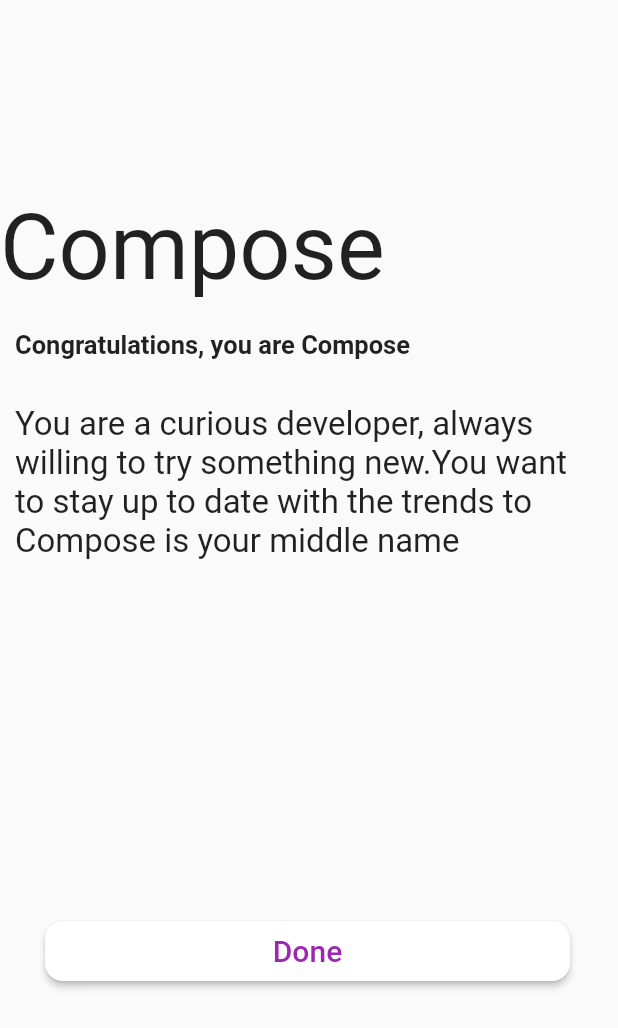
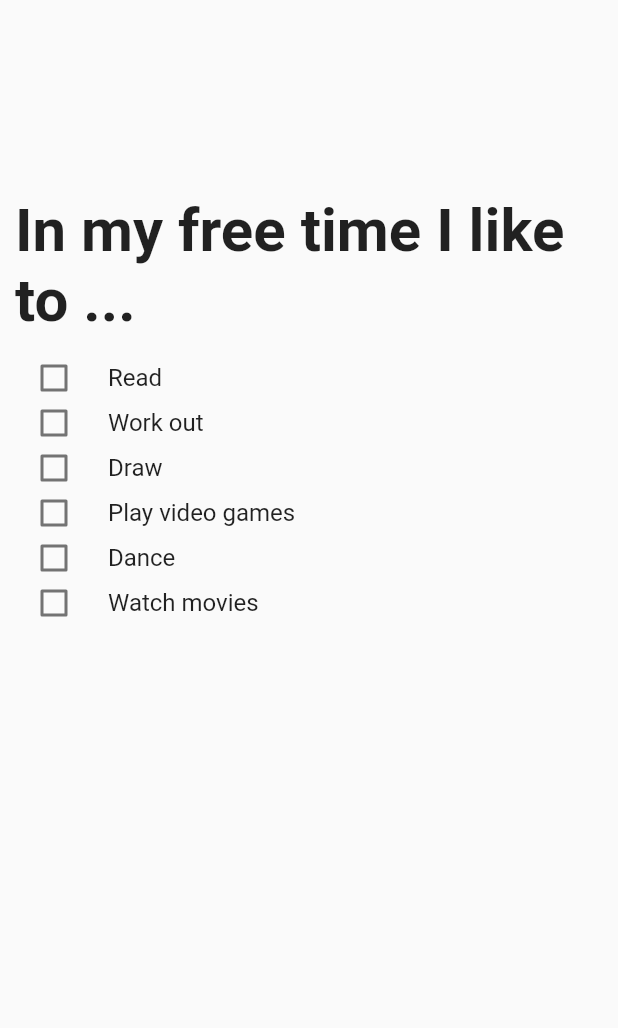
Before and after one commit to ParkJunSoung/flutter_jetsurvey, a Flutter app: the screen it shows after launch, on a phone screen of 412 x 824 dp. Shown: the top 1028 px of the screen. Run offline on Flutter 3.47's test engine with Material 2 defaults, Android fonts, the phone set to English and light mode, and no system bars.

Commit message:
앱바 미구현

```diff
--- a/lib/main.dart
+++ b/lib/main.dart
@@ -1,6 +1,7 @@
 import 'package:flutter/material.dart';
-import 'package:flutter_jetsurvey/ui/compose_page.dart';
-import 'package:flutter_jetsurvey/ui/home.dart';
+import 'package:flutter_jetsurvey/provider/provider.dart';
+import 'package:flutter_jetsurvey/ui/question_main.dart';
+import 'package:provider/provider.dart';
 
 void main() {
   runApp(MyApp());
@@ -10,21 +11,17 @@ class MyApp extends StatelessWidget {
   // This widget is the root of your application.
   @override
   Widget build(BuildContext context) {
-    return MaterialApp(
-      title: 'Flutter Demo',
-      theme: ThemeData(
-        // This is the theme of your application.
-        //
-        // Try running your application with "flutter run". You'll see the
-        // application has a blue toolbar. Then, without quitting the app, try
-        // changing the primarySwatch below to Colors.green and then invoke
-        // "hot reload" (press "r" in the console where you ran "flutter run",
-        // or simply save your changes to "hot reload" in a Flutter IDE).
-        // Notice that the counter didn't reset back to zero; the application
-        // is not restarted.
-        primarySwatch: Colors.blue,
-      ),
-      home: ComeposePage(),
+    return MultiProvider(
+        providers: [
+          ChangeNotifierProvider<ListProvider>(create: (_) => ListProvider()),
+        ],
+        child: MaterialApp(
+          title: 'Flutter Demo',
+          theme: ThemeData(
+            primarySwatch: Colors.blue,
+          ),
+          home: QuestionsMain(),
+        )
     );
   }
 }
--- a/lib/ui/compose_page.dart
+++ b/lib/ui/compose_page.dart
@@ -1,8 +1,8 @@
 import 'package:flutter/material.dart';
 import 'package:flutter_jetsurvey/ui/home.dart';
 
-class ComeposePage extends StatelessWidget {
-  const ComeposePage({Key key}) : super(key: key);
+class ComposePage extends StatelessWidget {
+  const ComposePage({Key key}) : super(key: key);
 
   @override
   Widget build(BuildContext context) {
--- /dev/null
+++ b/lib/ui/question/question_free_time.dart
@@ -0,0 +1,58 @@
+import 'package:flutter/material.dart';
+import 'package:flutter_jetsurvey/provider/provider.dart';
+import 'package:provider/provider.dart';
+
+class QuestionFreeTime extends StatefulWidget {
+  const QuestionFreeTime({Key key}) : super(key: key);
+
+  @override
+  _QuestionFreeTimeState createState() => _QuestionFreeTimeState();
+}
+
+class _QuestionFreeTimeState extends State<QuestionFreeTime> {
+  @override
+  Widget build(BuildContext context) {
+    var list = context.read<ListProvider>();
+    return Scaffold(
+      body: Column(
+        children: [
+          Padding(
+            padding: const EdgeInsets.only(top: 130.0, left: 10.0),
+            child: Text(
+              "In my free time I like to ...",
+              style: TextStyle(fontSize: 40, fontWeight: FontWeight.bold),
+            ),
+          ),
+          Padding(
+            padding: const EdgeInsets.only(right: 15),
+            child: ListView(
+
+              scrollDirection: Axis.vertical,
+              shrinkWrap: true,
+              physics: const NeverScrollableScrollPhysics(),
+              children: list.freeTime.keys.map((String key) {
+                return SizedBox(
+                  height: 30,
+                  child: CheckboxListTile(
+                    value: list.freeTime[key],
+                    title: new Text(key),
+                    shape: RoundedRectangleBorder(
+                        borderRadius: BorderRadius.circular(30)),
+                    activeColor: Colors.purple,
+                    checkColor: Colors.white,
+                    controlAffinity: ListTileControlAffinity.leading,
+                    onChanged: (bool value) {
+                      setState(() {
+                        list.freeTime[key] = value;
+                      });
+                    },
+                  ),
+                );
+              }).toList(),
+            ),
+          ),
+        ],
+      ),
+    );
+  }
+}
--- /dev/null
+++ b/lib/ui/question_main.dart
@@ -0,0 +1,169 @@
+import 'package:flutter/material.dart';
+import 'package:flutter_jetsurvey/ui/compose_page.dart';
+import 'package:flutter_jetsurvey/ui/question/day_picker.dart';
+import 'package:flutter_jetsurvey/ui/question/question_free_time.dart';
+import 'package:flutter_jetsurvey/ui/question/question_hero.dart';
+import 'package:flutter_jetsurvey/ui/question/question_movie.dart';
+import 'package:flutter_jetsurvey/ui/question/question_slider.dart';
+
+
+class QuestionsMain extends StatefulWidget {
+
+  @override
+  _QuestionsMainState createState() => _QuestionsMainState();
+}
+
+class _QuestionsMainState extends State<QuestionsMain> {
+  final PageController controller = PageController();
+  final ButtonStyle style =
+  ElevatedButton.styleFrom();
+
+  var buttonText = 'Next';
+
+  var pageList = [
+    QuestionFreeTime(),
+    QuestionHero(),
+    QuestionMovie(),
+    DayPickers(),
+    QuestionSlider(),
+  ];
+
+  int _currentPageIndex = 0;
+
+  @override
+  Widget build(BuildContext context) {
+    return SingleChildScrollView(
+      child: Column(
+        children: [
+          SizedBox(
+              height: 850.0,
+              child: Container(
+                color: Colors.white,
+                child: PageView.builder(
+                  physics:new NeverScrollableScrollPhysics(),
+                  onPageChanged: (int index) {
+                    setState(() {
+                      _currentPageIndex = index % (pageList.length);
+                    });
+                  },
+                  controller: controller,
+                  itemBuilder: (context, index) {
+                    return pageList[index % (pageList.length)];
+                  },
+                ),
+              )),
+          Container(
+            color: Colors.white,
+            child: Row(
+              mainAxisAlignment: MainAxisAlignment.spaceBetween,
+              children: [
+                ElevatedButton(
+                  onPressed: previousPage,
+                  child: Text('Previous',
+                    style: TextStyle(color: Colors.purple,fontSize: 20),
+                  ),
+                  style: ElevatedButton.styleFrom(
+                    primary: Colors.white.withOpacity(1.0),
+                  ),
+                ),
+                Center(
+                  child: Indicator(
+                    controller: controller,
+                    itemCount: pageList.length,
+                  ),
+                ),
+                Padding(
+                  padding: const EdgeInsets.only(right:8.0),
+                  child: ElevatedButton(
+                    onPressed: (){
+                      setState(() {
+                        if (_currentPageIndex == pageList.length -2){
+                          buttonText = "Done";
+                        }else if (_currentPageIndex != pageList.length -2){
+                          buttonText = "Next";
+                        }
+                        nextPage();
+                      });
+                    },
+                    style: ElevatedButton.styleFrom(
+                      primary: Colors.white.withOpacity(1.0),
+                    ),
+                    child: Text(buttonText,
+                      style: TextStyle(color: Colors.purple,fontSize: 20),
+                    ),
+                  ),
+                )
+              ],
+            ),
+          ),
+        ],
+      ),
+    );
+  }
+
+  void nextPage(){
+    if (_currentPageIndex == pageList.length -1 ){
+      Navigator.push(
+        context,
+        MaterialPageRoute(builder: (context) => ComposePage()),
+      );
+    }
+    controller.animateToPage(controller.page.toInt() + 1,
+        duration: Duration(milliseconds: 200),
+        curve: Curves.easeIn
+    );
+  }
+
+  void previousPage(){
+
+    controller.animateToPage(controller.page.toInt() -1,
+        duration: Duration(milliseconds: 200),
+        curve: Curves.easeIn
+    );
+  }
+}
+
+
+class Indicator extends StatelessWidget {
+  Indicator({
+    this.controller,
+    this.itemCount: 0,
+  }) : assert(controller != null);
+  final PageController controller;
+  final int itemCount;
+  final Color normalColor = Colors.blue;
+  final Color selectedColor = Colors.purple;
+  final double size = 20.0;
+  final double spacing = 4.0;
+
+  Widget _buildIndicator(
+      int index, int pageCount, double dotSize, double spacing) {
+
+    bool isCurrentPageSelected = index ==
+        (controller.page != null ? controller.page.round() % pageCount : 0);
+
+    return new Container(
+      height: size,
+      width: size + (2 * spacing),
+      child: new Center(
+        child: new Material(
+          color: isCurrentPageSelected ? selectedColor : normalColor,
+          type: MaterialType.circle,
+          child: new Container(
+            width: dotSize,
+            height: dotSize,
+          ),
+        ),
+      ),
+    );
+  }
+  @override
+  Widget build(BuildContext context) {
+    return new Row(
+      mainAxisAlignment: MainAxisAlignment.center,
+      children: new List<Widget>.generate(itemCount, (int index) {
+        return _buildIndicator(index, itemCount, size, spacing);
+      }),
+    );
+  }
+}
```
Also changed, not shown: lib/ui/home.dart (+60 -8 lines), lib/ui/question/day_picker.dart (added, +137 -0 lines), lib/ui/question/question_hero.dart (added, +54 -0 lines), lib/ui/question/question_movie.dart (added, +54 -0 lines), lib/ui/question/question_slider.dart (added, +59 -0 lines).
